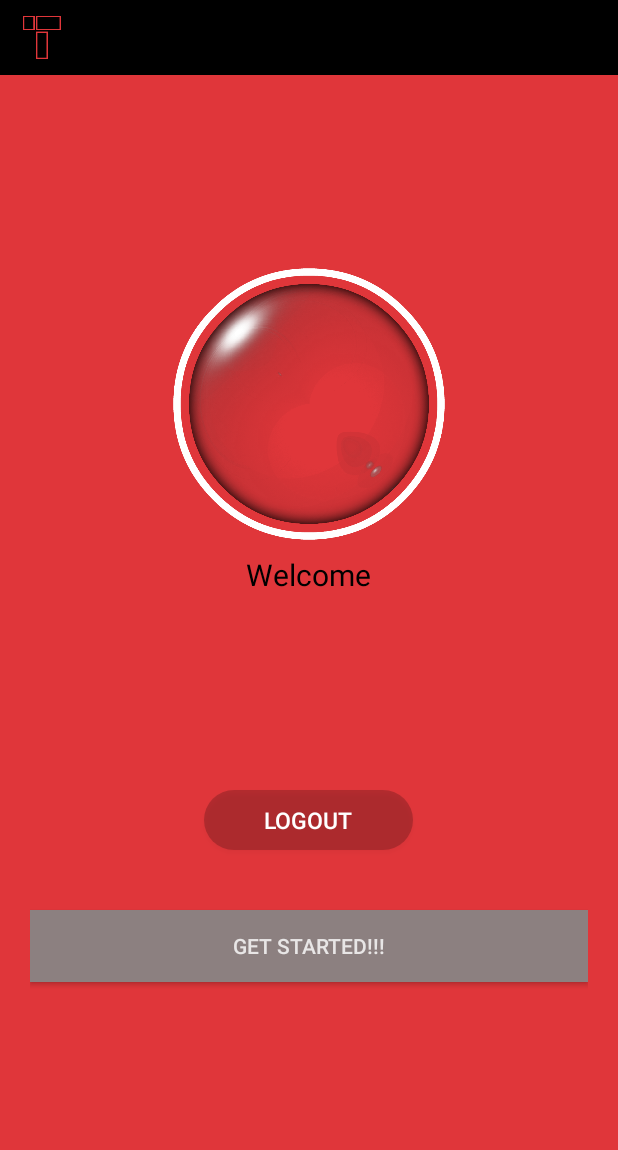
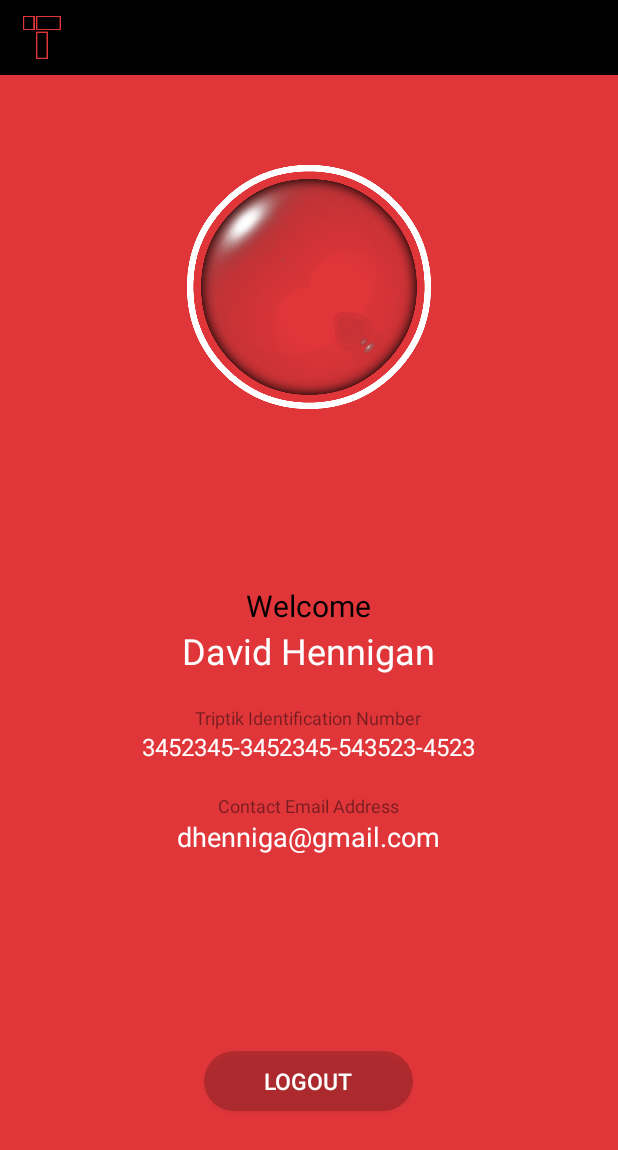
Before and after one commit to dhenniga/triptik, an Android app: the layout activity_main.xml on its own in the app's theme, with its tools: preview values and no code run, on a phone screen of 412 x 824 dp. Shown: the top 1150 px of the screen. Run offline under Robolectric (Android 15) with nearby library versions, the phone set to English and light mode, and no system bars.

```diff
--- a/app/src/main/AndroidManifest.xml
+++ b/app/src/main/AndroidManifest.xml
@@ -21,14 +21,9 @@
         <activity
             android:name=".MainActivity"
             android:label="@string/app_name"
-            android:launchMode="singleTop">
-            <!--<intent-filter>
-                <action android:name="android.intent.action.MAIN" />
-                <category android:name="android.intent.category.LAUNCHER" />
-            </intent-filter>-->
-        </activity>
-
-
+            android:launchMode="singleTop"
+            android:configChanges="orientation"
+            android:screenOrientation="portrait"/>
 
         <activity
             android:name=".LoginActivity"
--- a/app/src/main/java/com/triptik/dev/triptik/MainActivity.java
+++ b/app/src/main/java/com/triptik/dev/triptik/MainActivity.java
@@ -28,10 +28,9 @@
 
 public class MainActivity extends Activity {
 
-    private TextView txtName, txtEmail, txtUserID,menubar_triptik_name;
+    private TextView txtName, txtEmail, txtUserID,menubar_triptik_name, triptik_welcome_info_1, triptik_welcome_info_2;
     private Button btnLogout;
     private ImageButton btnNewTriptik, btnGallery;
-    private Button btnGetStarted;
     private SQLiteHandler db;
     private SessionManager session;
 
@@ -49,8 +48,11 @@
         txtEmail = (TextView) findViewById(R.id.email);
         txtUserID = (TextView) findViewById(R.id.userID);
         btnLogout = (Button) findViewById(R.id.btnLogout);
-        btnGetStarted = (Button) findViewById(R.id.btnGetStarted);
+        triptik_welcome_info_1 = (TextView) findViewById(R.id.triptik_welcome_info_1);
+        triptik_welcome_info_2 = (TextView) findViewById(R.id.triptik_welcome_info_2);
 
+
+        Typeface RalewayBold = Typeface.createFromAsset(getAssets(), "fonts/Raleway-Bold.ttf");
         Typeface RalewayMedium = Typeface.createFromAsset(getAssets(), "fonts/Raleway-Medium.ttf");
         Typeface RalewayLight = Typeface.createFromAsset(getAssets(), "fonts/Raleway-Light.ttf");
 
@@ -59,12 +61,16 @@
         txtEmail.setTypeface(RalewayLight);
         txtUserID.setTypeface(RalewayLight);
         btnLogout.setTypeface(RalewayMedium);
+        triptik_welcome_info_1.setTypeface(RalewayBold);
+        triptik_welcome_info_2.setTypeface(RalewayBold);
 
         btnNewTriptik = (ImageButton) findViewById(R.id.btnNewTriptik);
         btnNewTriptik.setVisibility(View.VISIBLE);
 
         btnGallery = (ImageButton) findViewById(R.id.btnGallery);
         btnGallery.setVisibility(View.VISIBLE);
+
+
 
 
         btnNewTriptik.setOnClickListener(new View.OnClickListener() {
@@ -113,15 +119,6 @@
         ImageView imageView = (ImageView) findViewById(R.id.profile_image_welcome);
         Picasso.with(this).load(photo_url_str).into(imageView);
 
-        // Get Started button click event
-        btnGetStarted.setOnClickListener(new View.OnClickListener() {
-
-            @Override
-            public void onClick(View v) {
-                startActivity(new Intent(MainActivity.this, RecyclerActivity.class));
-            }
-        });
-
         // Logout button click event
         btnLogout.setOnClickListener(new View.OnClickListener() {
 
--- a/app/src/main/java/com/triptik/dev/triptik/RecyclerActivity.java
+++ b/app/src/main/java/com/triptik/dev/triptik/RecyclerActivity.java
@@ -2,21 +2,21 @@
 
 import android.app.ProgressDialog;
 import android.content.Intent;
-import android.graphics.Typeface;
+import android.net.Uri;
 import android.os.AsyncTask;
 import android.os.Bundle;
 import android.support.v7.app.AppCompatActivity;
+import android.support.v7.widget.DefaultItemAnimator;
 import android.support.v7.widget.LinearLayoutManager;
 import android.support.v7.widget.RecyclerView;
+import android.util.Log;
 import android.view.View;
-import android.view.Window;
 import android.widget.ImageButton;
-import android.widget.LinearLayout;
-import android.widget.TextView;
+
+import com.triptik.dev.triptik.listener.RecyclerClickListener;
+import com.triptik.dev.triptik.listener.RecyclerTouchListener;
 
 import org.json.JSONObject;
-import org.w3c.dom.Text;
-
 import java.util.List;
 
 
@@ -25,33 +25,15 @@
     RecyclerView recyclerView;
     AppCompatActivity activity = RecyclerActivity.this;
     List<PostValue> postList;
-    TextView fragment_title_header;
     ImageButton btnNewTriptik;
 
     @Override
     protected void onCreate(Bundle savedInstanceState) {
         super.onCreate(savedInstanceState);
-        //requestWindowFeature(Window.FEATURE_NO_TITLE);
-        //getWindow().setFlags(WindowManager.LayoutParams.FLAG_FULLSCREEN, WindowManager.LayoutParams.FLAG_FULLSCREEN);
         setContentView(R.layout.activity_recycler);
         getSupportActionBar().hide();
 
-        //Typeface RalewayBold = Typeface.createFromAsset(getAssets(), "fonts/Raleway-Bold.ttf");
-        //Typeface RalewayMedium = Typeface.createFromAsset(getAssets(), "fonts/Raleway-Medium.ttf");
-        Typeface RalewayLight = Typeface.createFromAsset(getAssets(), "fonts/Raleway-Light.ttf");
-
-
-
         initViews();
-
-
-        fragment_title_header = (TextView) findViewById(R.id.fragment_title_header);
-        //fragment_title_header.setTypeface(RalewayLight);
-
-
-
-
-
 
         new JSONAsync().execute();
 
@@ -67,7 +49,6 @@
             }
         });
 
-
     }
 
     private void initViews() {
@@ -75,17 +56,18 @@
         LinearLayoutManager layoutManager = new LinearLayoutManager(activity);
         recyclerView.setLayoutManager(layoutManager);
 
-//        recyclerView.setItemAnimator(new DefaultItemAnimator());
-//        recyclerView.addOnItemTouchListener(new RecyclerTouchListener(activity, recyclerView, new RecyclerClickListener() {
-//            @Override
-//            public void onClick(View view, int position) {
-//                if (postList != null) {
-//                    Intent intent = new Intent(Intent.ACTION_VIEW);
-//                    intent.setData(Uri.parse(postList.get(position).getTriptikID()));
-//                    startActivity(intent);
-//                }
-//            }
-//        }));
+        recyclerView.setItemAnimator(new DefaultItemAnimator());
+        recyclerView.addOnItemTouchListener(new RecyclerTouchListener(activity, recyclerView, new RecyclerClickListener() {
+            @Override
+            public void onClick(View view, int position) {
+                if (postList != null) {
+                    Log.i("recyclerActivity", postList.get(position).getTriptikID());
+                    //Intent intent = new Intent(Intent.ACTION_VIEW);
+                    //intent.setData(Uri.parse(postList.get(position).getTriptikID()));
+                    //startActivity(intent);
+                }
+            }
+        }));
     }
 
     class JSONAsync extends AsyncTask<Void, Void, Void> {
--- a/app/src/main/res/layout/activity_main.xml
+++ b/app/src/main/res/layout/activity_main.xml
@@ -13,67 +13,112 @@
         android:layout_width="match_parent"
         android:layout_height="match_parent"
         android:layout_marginLeft="20dp"
+        android:layout_marginTop="50dp"
         android:layout_marginRight="20dp"
         android:gravity="center_horizontal|center_vertical"
-        android:orientation="vertical">
+        android:orientation="vertical"
+        android:weightSum="3">
+
+        <LinearLayout
+            android:layout_width="match_parent"
+            android:layout_height="0dp"
+            android:layout_weight="1.1"
+            android:gravity="center">
 
         <FrameLayout
             android:id="@+id/control"
-            android:layout_width="200dp"
-            android:layout_height="200dp"
+            android:layout_width="180dp"
+            android:layout_height="180dp"
             android:layout_alignParentBottom="true"
             android:layout_alignParentRight="true"
             >
 
         <ImageView
             android:id="@+id/profile_image_welcome"
-            android:layout_width="200dp"
-            android:layout_height="200dp"
+            android:layout_width="match_parent"
+            android:layout_height="match_parent"
             android:background="@null"
             android:scaleType="centerCrop"/>
 
             <ImageView
-                android:layout_width="200dp"
-                android:layout_height="200dp"
+                android:layout_width="match_parent"
+                android:layout_height="match_parent"
                 android:src="@mipmap/register_profile_circle_mask"
                 />
 
         </FrameLayout>
 
+        </LinearLayout>
+
+    <LinearLayout
+        android:layout_width="match_parent"
+        android:layout_height="0dp"
+        android:layout_weight="1.1"
+        android:orientation="vertical"
+        android:gravity="center">
+
         <TextView
             android:layout_width="wrap_content"
             android:layout_height="wrap_content"
             android:text="Welcome"
+            android:layout_marginTop="10dp"
             android:textColor="#000000"
             android:textSize="20dp" />
+
+        <TextView
+            android:id="@+id/name"
+            android:layout_width="wrap_content"
+            android:layout_height="wrap_content"
+            android:textColor="#ffffff"
+            android:text="David Hennigan"
+            android:textSize="24dp" />
+
+        <TextView
+            android:id="@+id/triptik_welcome_info_1"
+            android:layout_width="wrap_content"
+            android:layout_height="wrap_content"
+            android:textColor="#77000000"
+            android:layout_marginTop="20dp"
+            android:text="Triptik Identification Number"
+            android:textSize="12dp" />
 
         <TextView
             android:id="@+id/userID"
             android:layout_width="wrap_content"
             android:layout_height="wrap_content"
-            android:textColor="#000000"
-            android:textSize="13dp" />
+            android:textColor="#ffffff"
+            android:text="3452345-3452345-543523-4523"
+            android:textSize="16dp" />
 
         <TextView
-            android:id="@+id/name"
+            android:id="@+id/triptik_welcome_info_2"
             android:layout_width="wrap_content"
             android:layout_height="wrap_content"
-            android:padding="10dp"
-            android:textColor="#000000"
-            android:textSize="24dp" />
+            android:textColor="#77000000"
+            android:layout_marginTop="20dp"
+            android:text="Contact Email Address"
+            android:textSize="12dp" />
 
         <TextView
             android:id="@+id/email"
             android:layout_width="wrap_content"
             android:layout_height="wrap_content"
-            android:textColor="#000000"
-            android:textSize="13dp" />
+            android:textColor="#ffffff"
+            android:text="dhenniga@gmail.com"
+            android:textSize="18dp" />
+
+        </LinearLayout>
+
+    <LinearLayout
+        android:layout_width="match_parent"
+        android:layout_height="0dp"
+        android:layout_weight="0.8"
+        android:gravity="center">
 
         <Button
             android:id="@+id/btnLogout"
             android:layout_width="wrap_content"
             android:layout_height="40dp"
-            android:layout_marginTop="40dp"
             android:background="@drawable/rounded_black_button"
             android:text="Logout"
             android:paddingLeft="40dp"
@@ -81,15 +126,7 @@
             android:textColor="#FFFFFF"
             android:textSize="15dp" />
 
-        <Button
-            android:id="@+id/btnGetStarted"
-            android:layout_width="match_parent"
-            android:layout_height="wrap_content"
-            android:layout_marginTop="40dp"
-            android:background="#8C8080"
-            android:text="Get Started!!!"
-
-            android:textColor="#ccffffff" />
+        </LinearLayout>
 
     </LinearLayout>
 
```
